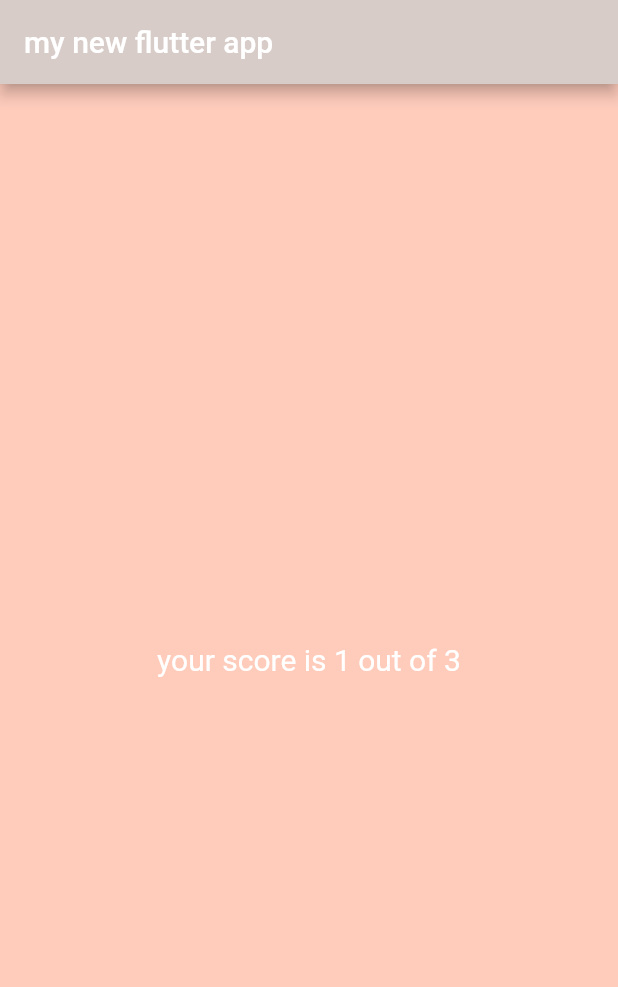
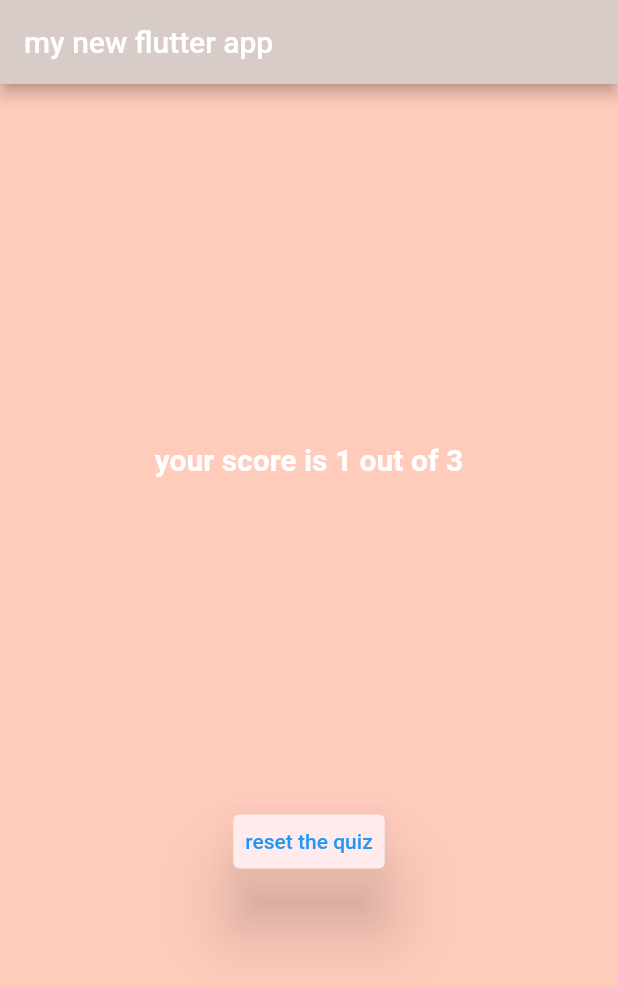
Before and after one commit to AbdelrahmanMagdy84/questionsAndAnswers, a Flutter app: the screen it shows after launch, after a tap on "q1 answer 1", after a tap on "q2 answer 2", after a tap on "q3 answer 3", on a phone screen of 412 x 824 dp. Shown: the top 987 px of the screen. Run offline on Flutter 3.47's test engine with Material 2 defaults, Android fonts, the phone set to English and light mode, and no system bars.

Commit message:
create result file and create reset method

```diff
--- a/lib/main.dart
+++ b/lib/main.dart
@@ -1,3 +1,4 @@
+import './result.dart';
 import './quiz.dart';
 import 'package:flutter/material.dart';
 import './static_data.dart';
@@ -14,15 +15,22 @@ class FirstWidget extends StatefulWidget {
 
 class _FirstWidgetState extends State<FirstWidget> {
   int _qindex = 0;
-  int score = 0;
+  int _score = 0;
 
   void nextQuestion(String choosed) {
     if (_qindex + 1 <= questions.length) {
       setState(() {
-        if ((questions[_qindex]['answer'] as String) == choosed) score += 1;
+        if ((questions[_qindex]['answer'] as String) == choosed) _score += 1;
         _qindex++;
       });
     }
+  }
+
+  void resetQuiz() {
+    setState(() {
+      _qindex = 0;
+      _score = 0;
+    });
   }
 
   @override
@@ -44,16 +52,7 @@ class _FirstWidgetState extends State<FirstWidget> {
             padding: const EdgeInsets.all(20),
             child: _qindex < questions.length
                 ? Quiz(qindex: _qindex, getNextQuestion: nextQuestion)
-                : Center(
-                    child: Text(
-                      "your score is $score out of 3",
-                      style: TextStyle(
-                        fontSize: 20,
-                        color: Colors.white,
-                      ),
-                      textAlign: TextAlign.center,
-                    ),
-                  ),
+                : Result(_score, resetQuiz),
           ),
         ),
       ),
--- /dev/null
+++ b/lib/result.dart
@@ -0,0 +1,31 @@
+import 'package:flutter/material.dart';
+
+class Result extends StatelessWidget {
+  final VoidCallback resetQuiz;
+  final int _score;
+  Result(this._score, this.resetQuiz);
+
+  @override
+  Widget build(BuildContext context) {
+    return Center(
+      child: Column(
+        mainAxisAlignment: MainAxisAlignment.spaceEvenly,
+        children: [
+          Text(
+            "your score is $_score out of 3",
+            style: TextStyle(
+                fontSize: 20, color: Colors.white, fontWeight: FontWeight.bold),
+            textAlign: TextAlign.center,
+          ),
+          TextButton(
+            onPressed: resetQuiz,
+            child: Text('reset the quiz'),
+            style: ButtonStyle(
+                elevation: MaterialStateProperty.all(20),
+                backgroundColor: MaterialStateProperty.all(Colors.red[50])),
+          )
+        ],
+      ),
+    );
+  }
+}
```
